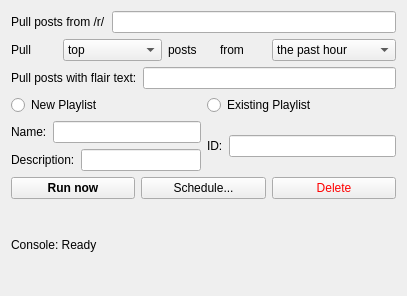
This is singlesubreddit.ui in jkclark/reddit2Spotify as Qt 5 draws it before an edit. The edited form follows.
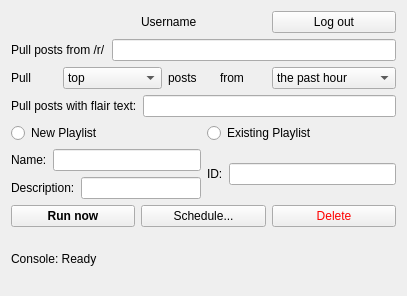
This is the edited form. Custom widgets are drawn as their Qt base class.

Commit message: Removed multiple subreddits (new gui file is gui_simple.py). Added current login information at top of window. Fixed window size for now.

The edit to the form file:
```diff
--- a/singlesubreddit.ui
+++ b/singlesubreddit.ui
@@ -21,7 +21,38 @@
   </property>
   <layout class="QGridLayout" name="gridLayout">
    <item row="0" column="0">
-    <layout class="QVBoxLayout" name="subreddit_vb" stretch="0,0,0,0,0,0">
+    <layout class="QVBoxLayout" name="subreddit_vb" stretch="0,0,0,0,0,0,0">
+     <item>
+      <layout class="QHBoxLayout" name="spotify_hb">
+       <item>
+        <widget class="QLabel" name="spotify_logo_label">
+         <property name="sizePolicy">
+          <sizepolicy hsizetype="Minimum" vsizetype="Preferred">
+           <horstretch>0</horstretch>
+           <verstretch>0</verstretch>
+          </sizepolicy>
+         </property>
+         <property name="text">
+          <string>&lt;logo&gt;</string>
+         </property>
+        </widget>
+       </item>
+       <item>
+        <widget class="QLabel" name="username_label">
+         <property name="text">
+          <string>Username</string>
+         </property>
+        </widget>
+       </item>
+       <item>
+        <widget class="QPushButton" name="log_in_log_out_button">
+         <property name="text">
+          <string>Log out</string>
+         </property>
+        </widget>
+       </item>
+      </layout>
+     </item>
      <item>
       <layout class="QHBoxLayout" name="post_subreddit_hb">
        <item>
```
The commit also changes 4 other files.
